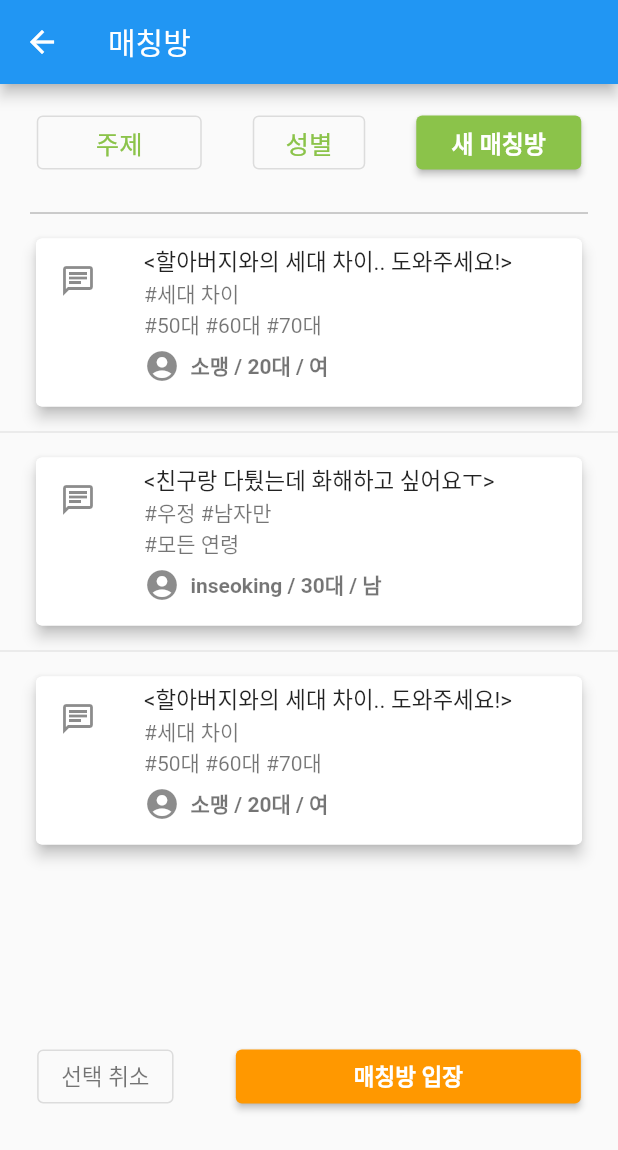
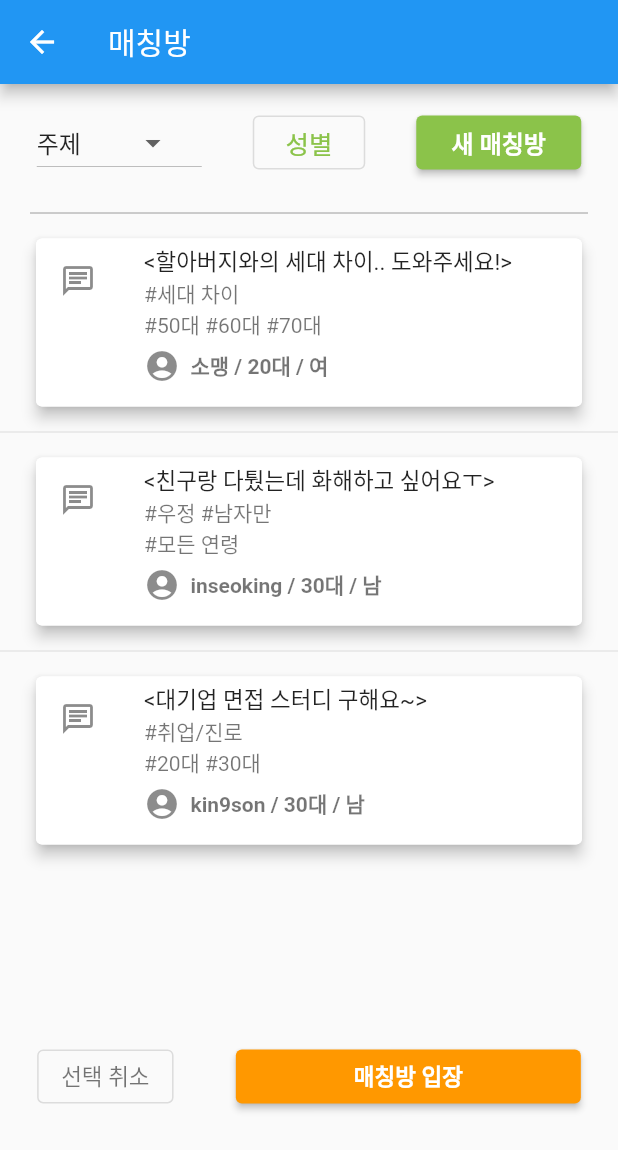
Before and after one commit to ko-inseoklee/CounselingCenter, a Flutter app: the MatchingPage screen opened by its route, on a phone screen of 412 x 824 dp. Shown: the top 1150 px of the screen. Run offline on Flutter 3.47's test engine with Material 2 defaults, Android fonts, the phone set to English and light mode, and no system bars; our stand-ins replace flutter_screenutil, freezed_annotation, get; generated files the repository leaves out were written again.

Commit message:
sm [UPDATE]

```diff
--- a/lib/dummy/testMatchingData.dart
+++ b/lib/dummy/testMatchingData.dart
@@ -1,20 +1,29 @@
 import 'package:online_counseling_center/dummy/testUserData.dart';
 import 'package:online_counseling_center/model/match.dart';
 
-Match chat1 = Match(
+Match match1 = Match(
     topic: '세대 차이',
     title: '할아버지와의 세대 차이.. 도와주세요!',
     chatId: '0',
     chatterId: user_me.uID,
-    partnerId: user1.uID,
+    partnerId: '',
     ageLimit: ['50대', '60대', '70대'],
     sexLimit: ['남', '여']);
 
-Match chat2 = Match(
+Match match2 = Match(
     topic: '우정',
     title: '친구랑 다퉜는데 화해하고 싶어요ㅜ',
-    chatId: '0',
+    chatId: '1',
     chatterId: user1.uID,
-    partnerId: user2.uID,
+    partnerId: '',
     ageLimit: ['10대', '20대', '30대', '50대', '60대', '70대', '40대'],
     sexLimit: ['남']);
+
+Match match3 = Match(
+    topic: '취업/진로',
+    title: '대기업 면접 스터디 구해요~',
+    chatId: '2',
+    chatterId: user2.uID,
+    partnerId: '',
+    ageLimit: ['20대', '30대'],
+    sexLimit: ['남', '여']);
--- a/lib/dummy/testUserData.dart
+++ b/lib/dummy/testUserData.dart
@@ -17,7 +17,7 @@ User user1 = User(
     sex: '남', phoneVerified: false);
 
 User user2 = User(
-    age: '40대',
+    age: '30대',
     nickname: 'kin9son',
     uID: 'uid_2',
     ID: 'seong_eun',
--- a/lib/view/Matching/MatchingPage.dart
+++ b/lib/view/Matching/MatchingPage.dart
@@ -19,7 +19,10 @@ class MatchingPage extends StatefulWidget {
 class _MatchingPageState extends State<MatchingPage> {
   List<bool> selected = <bool>[false, false, false];
 
-  late List<Match> matching_rooms = [chat1, chat2, chat1];
+  late List<Match> matching_rooms = [match1, match2, match3];
+
+  String _selectedTopic = '주제';
+  final List<String> topicList = ['주제', '세대 차이', '우정', '취업/진로'];
 
   @override
   Widget build(BuildContext context) {
@@ -32,10 +35,18 @@ class _MatchingPageState extends State<MatchingPage> {
           children: [
             SizedBox(
               width: 110,
-              child: OutlinedButton(
-                onPressed: () {},
-                child: Text('주제',
-                    style: TextStyle(fontSize: 17, color: Colors.lightGreen)),
+              child: DropdownButton(
+                value: _selectedTopic,
+                items: topicList.map((value) {
+                  return DropdownMenuItem(value: value, child: Text(value));
+                }).toList(),
+                onChanged: (value) {
+                  setState(() {
+                    // _selectedTopic = value;
+                  });
+                },
+                // child: Text('주제',
+                //     style: TextStyle(fontSize: 17, color: Colors.lightGreen)),
               ),
             ),
             SizedBox(
```
Also changed, not shown: lib/view/Matching/NewMatching.dart (+29 -25 lines).
